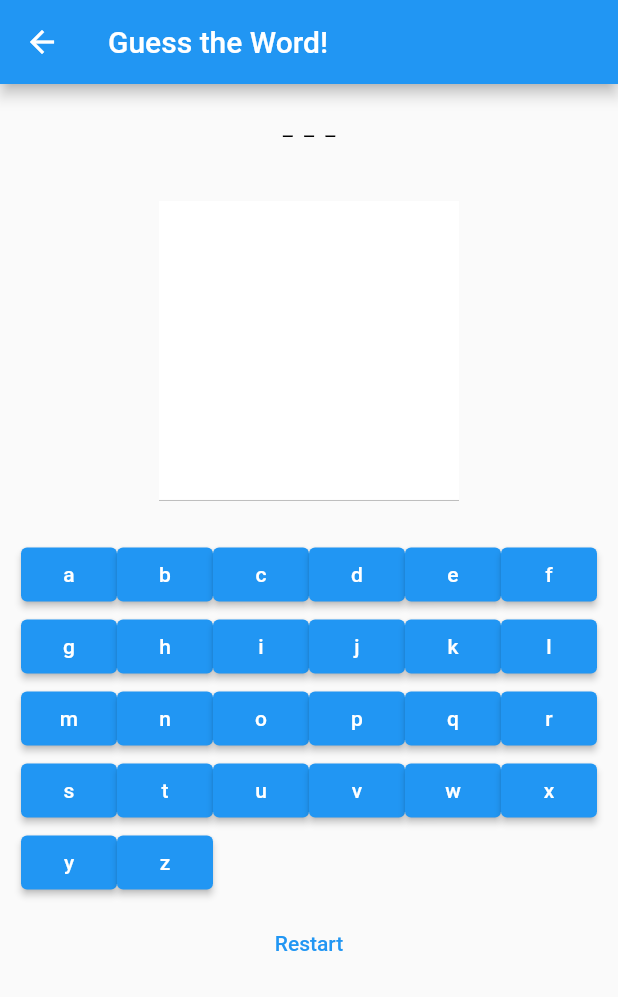
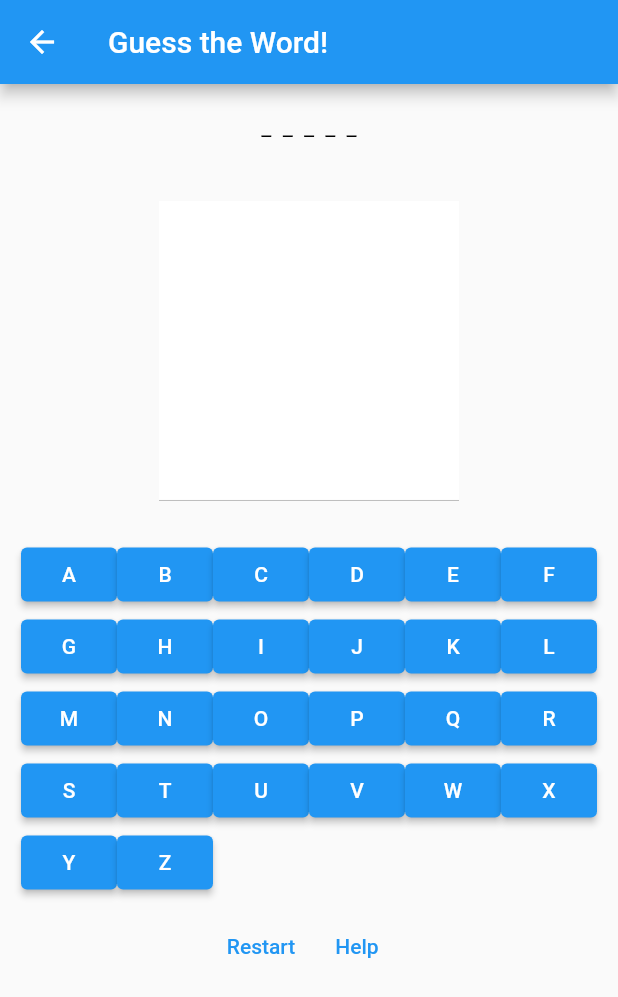
Before and after one commit to stianmogen/INFT2501_project, a Flutter app: the Hangman screen opened by its route, on a phone screen of 412 x 824 dp. Shown: the top 997 px of the screen. Run offline on Flutter 3.47's test engine with Material 2 defaults, Android fonts, the phone set to English and light mode, and no system bars; generated files the repository leaves out were written again.

```diff
--- a/lib/l10n/app_en.arb
+++ b/lib/l10n/app_en.arb
@@ -5,9 +5,10 @@
   "startGame": "START GAME!",
   "hangmanGame": "Guess the Word!",
   "alphabet": "abcdefghijklmnopqrstuvwxyz",
-  "wordList": "House, Dog, Pitbull",
+  "wordList": "House, Dog, Pitbull, Game",
   "ready": "Ready?",
   "restart": "Restart",
   "winMessage": "You won! The word was: ",
-  "loseMessage": "You lost, the word was: "
+  "loseMessage": "You lost, the word was: ",
+  "help": "Help"
 }
--- a/lib/l10n/app_nb.arb
+++ b/lib/l10n/app_nb.arb
@@ -5,9 +5,10 @@
   "startGame": "START SPILL!",
   "hangmanGame": "Gjett Ordet!",
   "alphabet": "abcdefghijklmnopqrstuvwxyzæøå",
-  "wordList": "Hus, Hund, Pitbull",
+  "wordList": "Hus, Hund, Pitbull, Spill",
   "ready": "Klar?",
   "restart": "Prøv Igjen",
   "winMessage": "Du vant! Ordet var: ",
-  "loseMessage": "Du tapte, ordet var: "
+  "loseMessage": "Du tapte, ordet var: ",
+  "help": "Hjelp"
 }
--- a/lib/screens/hangman.dart
+++ b/lib/screens/hangman.dart
@@ -71,17 +71,76 @@ class _Hangman extends State<Hangman>{
       if (!_incorrect.contains(char) && !_correct.contains(char) && !_winState && !_loseState) {
         buttons.add(ElevatedButton(
             onPressed: () => guessLetter(context, char),
-            child: Text(char)
+            child: Text(char.toUpperCase())
         ));
       } else {
         buttons.add(ElevatedButton(
             onPressed: null,
-            child: Text(char)
+            child: Text(char.toUpperCase())
         ));
       }
     }
     return buttons;
   }
+
+  void helpDialog() {
+    showDialog(context: context, builder: (BuildContext context) {
+      return AlertDialog(
+          title: Text(
+            AppLocalizations.of(context)!.help,
+          ),
+          content: Text(
+              AppLocalizations.of(context)!.gamePlay
+          )
+      );
+    });
+  }
+
+  Widget helpButton(){
+    return TextButton(
+      style: ButtonStyle(
+        foregroundColor: MaterialStateProperty.all<Color>(Colors.blue),
+        overlayColor: MaterialStateProperty.resolveWith<Color?>(
+              (Set<MaterialState> states) {
+            if (states.contains(MaterialState.hovered)) {
+              return Colors.blue.withOpacity(0.04);
+            }
+            if (states.contains(MaterialState.focused) ||
+                states.contains(MaterialState.pressed)) {
+              return Colors.blue.withOpacity(0.12);
+            }
+            return null; // Defer to the widget's default.
+          },
+        ),
+      ),
+      onPressed: () { helpDialog(); },
+      child: Text(AppLocalizations.of(context)!.help)
+    );
+  }
+
+  Widget restartButton(){
+    return TextButton(
+        style: ButtonStyle(
+          foregroundColor: MaterialStateProperty.all<Color>(Colors.blue),
+          overlayColor: MaterialStateProperty.resolveWith<Color?>(
+                (Set<MaterialState> states) {
+              if (states.contains(MaterialState.hovered)) {
+                return Colors.blue.withOpacity(0.04);
+              }
+              if (states.contains(MaterialState.focused) ||
+                  states.contains(MaterialState.pressed)) {
+                return Colors.blue.withOpacity(0.12);
+              }
+              return null; // Defer to the widget's default.
+            },
+          ),
+        ),
+        onPressed: () { restart(); },
+        child: Text(AppLocalizations.of(context)!.restart)
+    );
+  }
+
+
 
   List<String> updateGuessedState() {
     List<String> guessedWordsList = _correctWord.split('');
@@ -140,26 +199,14 @@ class _Hangman extends State<Hangman>{
               )
             ),
             Padding(
-                padding: const EdgeInsets.all(1),
+                padding: const EdgeInsets.all(3),
                 //https://flutter.dev/docs/release/breaking-changes/buttons
-                child: TextButton(
-                    style: ButtonStyle(
-                      foregroundColor: MaterialStateProperty.all<Color>(Colors.blue),
-                      overlayColor: MaterialStateProperty.resolveWith<Color?>(
-                            (Set<MaterialState> states) {
-                          if (states.contains(MaterialState.hovered))
-                            return Colors.blue.withOpacity(0.04);
-                          if (states.contains(MaterialState.focused) ||
-                              states.contains(MaterialState.pressed))
-                            return Colors.blue.withOpacity(0.12);
-                          return null; // Defer to the widget's default.
-                        },
-                      ),
-                    ),
-                    onPressed: () { restart(); },
-                    child: Text(AppLocalizations.of(context)!.restart)
+                child: Wrap(
+                  children: <Widget>[
+                    restartButton(), helpButton()
+                  ]
                 )
-            )
+            ),
           ],
         ),
       ),
```
